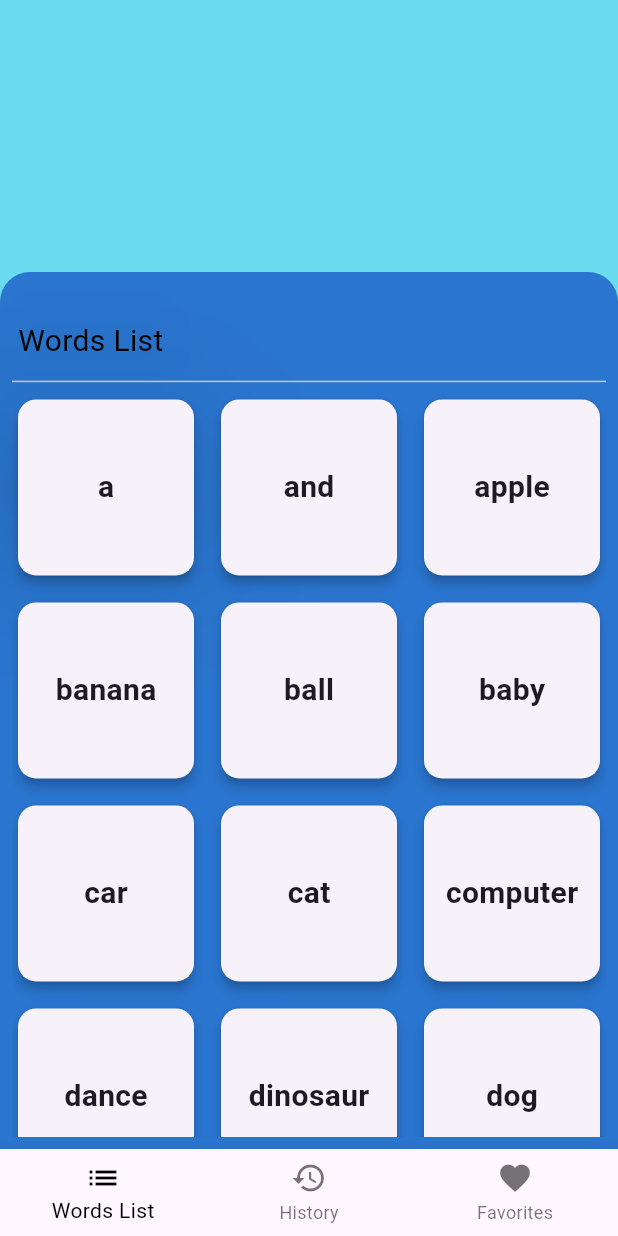
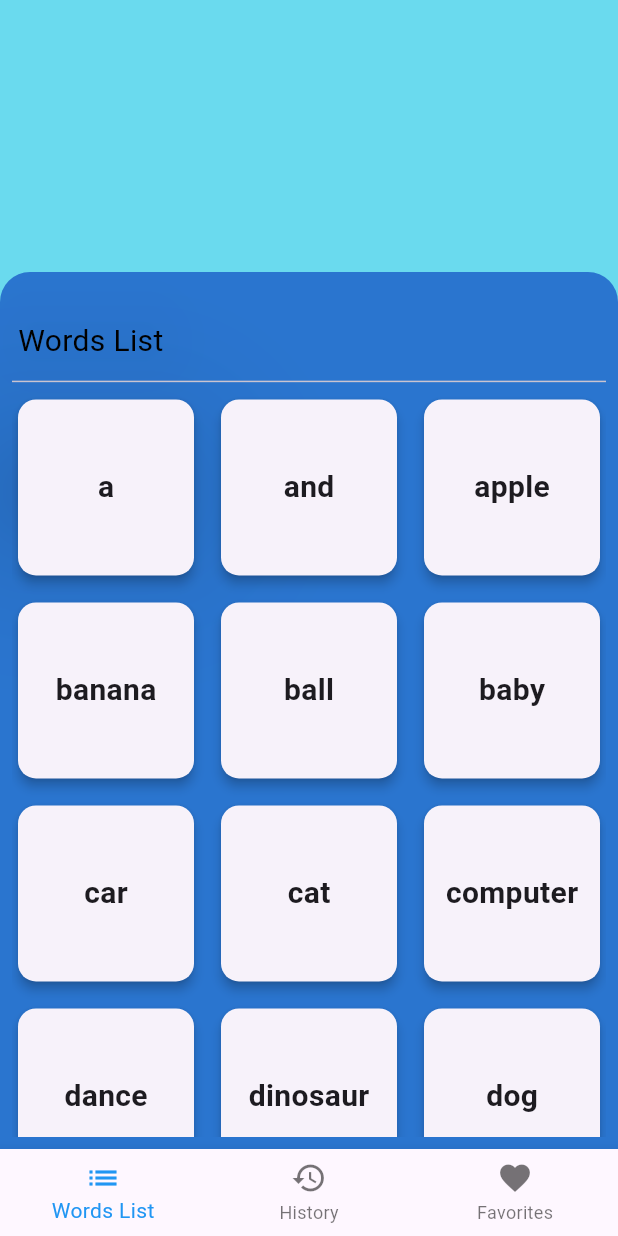
Before and after one commit to absjuniordev/Free-Dictionary, a Flutter app: the screen it shows after launch, on a phone screen of 412 x 824 dp. Run offline on Flutter 3.47's test engine with Material 3 defaults, Android fonts, the phone set to English and light mode, and no system bars; our stand-ins replace auto_size_text, dio, get_it, just_audio.

Commit message:
Personalização do widget de exibição

```diff
--- a/lib/app/views/home_screen_view.dart
+++ b/lib/app/views/home_screen_view.dart
@@ -1,8 +1,7 @@
 import 'package:flutter/material.dart';
-import 'package:free_dicionary/app/widgets/select_button_widget.dart';
 import 'package:free_dicionary/app/widgets/words_view_widget.dart';
-
 import '../provider/dictionary_provider.dart';
+import 'selected_word_view.dart';
 
 class HomeScreenView extends StatelessWidget {
   const HomeScreenView({super.key});
@@ -31,7 +30,7 @@ class HomeScreenView extends StatelessWidget {
             ),
           ],
           currentIndex: injectorStore.activeIndex,
-          selectedItemColor: const Color.fromARGB(255, 0, 0, 0),
+          selectedItemColor: Colors.blue,
           onTap: injectorStore.selectedButton,
         ),
       ),
--- /dev/null
+++ b/lib/app/widgets/custom_gridview_widget.dart
@@ -0,0 +1,40 @@
+import 'package:flutter/material.dart';
+
+class CustomGridView extends StatelessWidget {
+  final List<String> items;
+  final Function(String) onTap;
+
+  const CustomGridView({super.key, required this.items, required this.onTap});
+
+  @override
+  Widget build(BuildContext context) {
+    return Expanded(
+      child: GridView.builder(
+        itemCount: items.length,
+        gridDelegate: const SliverGridDelegateWithFixedCrossAxisCount(
+          mainAxisSpacing: 10,
+          crossAxisSpacing: 10,
+          crossAxisCount: 3,
+        ),
+        itemBuilder: (context, index) {
+          String key = items[index];
+          return InkWell(
+            onTap: () => onTap(key),
+            child: Card(
+              elevation: 3,
+              child: Center(
+                child: Text(
+                  key,
+                  style: const TextStyle(
+                    fontSize: 20,
+                    fontWeight: FontWeight.bold,
+                  ),
+                ),
+              ),
+            ),
+          );
+        },
+      ),
+    );
+  }
+}
--- a/lib/app/widgets/words_view_widget.dart
+++ b/lib/app/widgets/words_view_widget.dart
@@ -4,6 +4,7 @@ import 'package:flutter/services.dart';
 import 'package:free_dicionary/app/provider/dictionary_provider.dart';
 
 import '../views/selected_word_view.dart';
+import 'custom_gridview_widget.dart';
 
 class WordsViewWidget extends StatefulWidget {
   const WordsViewWidget({super.key});
@@ -13,7 +14,9 @@ class WordsViewWidget extends StatefulWidget {
 }
 
 class _WordsViewWidgetState extends State<WordsViewWidget> {
-  Map<String, dynamic> wordsAssets = {};
+  Map<String, dynamic> _wordsAssets = {};
+  final List<String> _historyWord = [];
+
   @override
   void initState() {
     super.initState();
@@ -24,7 +27,7 @@ class _WordsViewWidgetState extends State<WordsViewWidget> {
     String jsonString =
         await rootBundle.loadString('assets/words/words_dictionary.json');
     setState(() {
-      wordsAssets = json.decode(jsonString);
+      _wordsAssets = json.decode(jsonString);
     });
   }
 
@@ -52,19 +55,10 @@ class _WordsViewWidgetState extends State<WordsViewWidget> {
             ),
             const Divider(),
             injectorStore.activeIndex == 0
-                ? Expanded(
-                    child: GridView.builder(
-                      itemCount: wordsAssets.length,
-                      gridDelegate:
-                          const SliverGridDelegateWithFixedCrossAxisCount(
-                        mainAxisSpacing: 10,
-                        crossAxisSpacing: 10,
-                        crossAxisCount: 3,
-                      ),
-                      itemBuilder: (BuildContext context, int index) {
-                        String key = wordsAssets.keys.elementAt(index);
-                        return InkWell(
-                          onTap: () {
+                ? CustomGridView(
+                    items: _wordsAssets.keys.toList(),
+                    onTap: (key) {
+                      _historyWord.insert(0, key);
                       Navigator.push(
                         context,
                         MaterialPageRoute(
@@ -74,25 +68,21 @@ class _WordsViewWidgetState extends State<WordsViewWidget> {
                         ),
                       );
                     },
-                          splashColor: const Color.fromARGB(255, 92, 125, 151),
-                          child: Card(
-                            elevation: 3,
-                            child: Center(
-                              child: Text(
-                                key,
-                                style: const TextStyle(
-                                  fontSize: 20,
-                                  fontWeight: FontWeight.bold,
-                                ),
-                              ),
+                  )
+                : injectorStore.activeIndex == 1
+                    ? CustomGridView(
+                        items: _historyWord,
+                        onTap: (key) {
+                          Navigator.push(
+                            context,
+                            MaterialPageRoute(
+                              builder: (context) => SelectedWordView(
+                                selectedWord: key,
                               ),
                             ),
                           );
                         },
-                    ),
                       )
-                : injectorStore.activeIndex == 1
-                    ? const Center(child: Text("History"))
                     : const Center(child: Text("Favorites")),
           ],
         ),
```
Also changed, not shown: lib/app/widgets/select_button_widget.dart (deleted, +0 -76 lines). Lines whose indentation alone changed are shown as unchanged.
